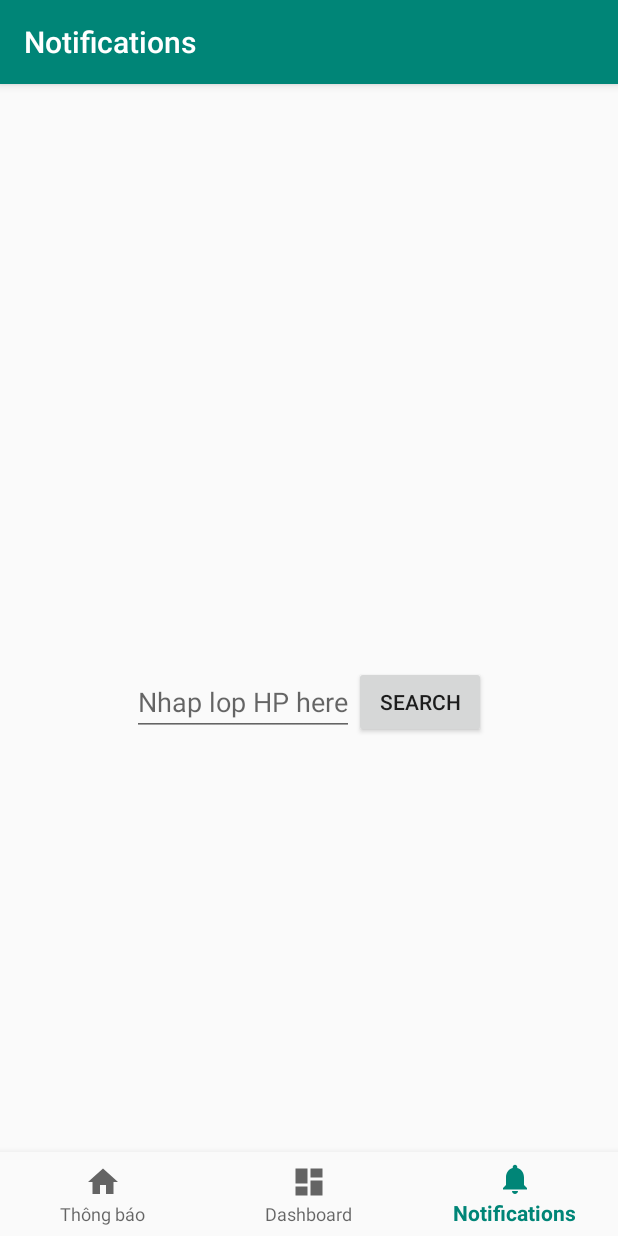
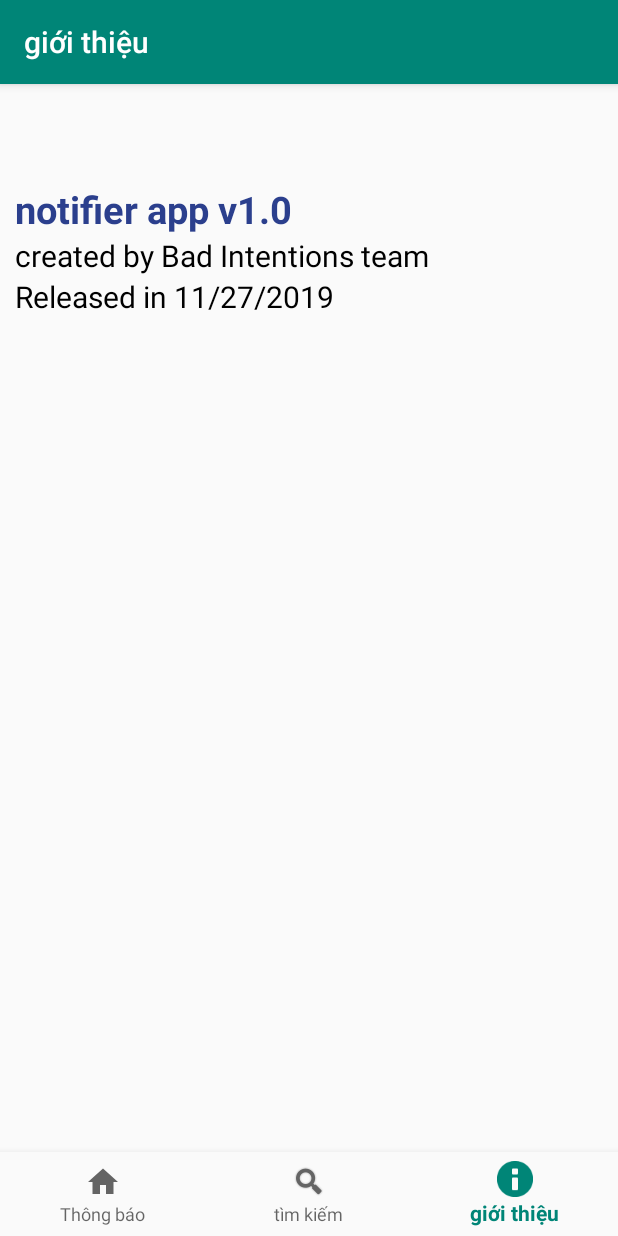
Before and after one commit to Bad-Intentions-team/DUTNotifier, an Android app: the AboutUsFragment screen opened through its navigation route, item 3 of the bottom bar chosen, on a phone screen of 412 x 824 dp. Run offline under Robolectric (Android 15) with nearby library versions, the phone set to English and light mode, and no system bars; our stand-ins replace navigation-ui.

Commit message:
chỉnh sửa giao diện và thêm vài chức năng

```diff
--- a/app/src/main/java/com/example/dutnotifier/ui/dashboard/DashboardFragment.java
+++ b/app/src/main/java/com/example/dutnotifier/ui/aboutUs/AboutUsFragment.java
@@ -1,26 +1,22 @@
-package com.example.dutnotifier.ui.dashboard;
+package com.example.dutnotifier.ui.aboutUs;
 
 import android.os.Bundle;
 import android.view.LayoutInflater;
 import android.view.View;
 import android.view.ViewGroup;
-import android.widget.TextView;
 
-import androidx.annotation.Nullable;
 import androidx.annotation.NonNull;
 import androidx.fragment.app.Fragment;
-import androidx.lifecycle.Observer;
-import androidx.lifecycle.ViewModelProviders;
 
 import com.example.dutnotifier.R;
 
-public class DashboardFragment extends Fragment {
+public class AboutUsFragment extends Fragment {
 
 
     public View onCreateView(@NonNull LayoutInflater inflater,
                              ViewGroup container, Bundle savedInstanceState) {
 
-        View root = inflater.inflate(R.layout.fragment_dashboard, container, false);
+        View root = inflater.inflate(R.layout.fragment_aboutus, container, false);
   //      final TextView textView = root.findViewById(R.id.text_dashboard);
         return root;
     }
--- a/app/src/main/java/com/example/dutnotifier/ui/notifications/NotificationsFragment.java
+++ b/app/src/main/java/com/example/dutnotifier/ui/search/SearchFragment.java
@@ -1,4 +1,4 @@
-package com.example.dutnotifier.ui.notifications;
+package com.example.dutnotifier.ui.search;
 
 import android.os.Bundle;
 import android.view.LayoutInflater;
@@ -6,25 +6,20 @@ import android.view.View;
 import android.view.ViewGroup;
 import android.widget.Button;
 import android.widget.EditText;
-import android.widget.TextView;
 
-import androidx.annotation.Nullable;
 import androidx.annotation.NonNull;
 import androidx.fragment.app.Fragment;
-import androidx.lifecycle.Observer;
-import androidx.lifecycle.ViewModelProviders;
 
 import com.example.dutnotifier.R;
 
-public class NotificationsFragment extends Fragment {
+public class SearchFragment extends Fragment {
     private EditText mEdtInput;
     private Button mBtnSearch;
 
 
     public View onCreateView(@NonNull LayoutInflater inflater,
                              ViewGroup container, Bundle savedInstanceState) {
-
-        View root = inflater.inflate(R.layout.fragment_notifications, container, false);
+        View root = inflater.inflate(R.layout.fragment_search, container, false);
         mEdtInput = (EditText) root.findViewById(R.id.edt_input);
         mBtnSearch = (Button) root.findViewById(R.id.btn_search);
         return root;
--- /dev/null
+++ b/app/src/main/res/layout/fragment_aboutus.xml
@@ -0,0 +1,32 @@
+<?xml version="1.0" encoding="utf-8"?>
+<LinearLayout
+    xmlns:android="http://schemas.android.com/apk/res/android"
+    xmlns:app="http://schemas.android.com/apk/res-auto"
+    android:orientation="vertical"
+    android:layout_width="match_parent"
+    android:layout_margin="10dp"
+    android:layout_height="match_parent">
+
+    <TextView
+        android:layout_width="wrap_content"
+        android:layout_height="wrap_content"
+        android:text="notifier app v1.0"
+        android:textColor="#2B3F8D"
+        android:textSize="25sp"
+        android:textStyle="bold">
+    </TextView>
+    <TextView
+        android:layout_width="wrap_content"
+        android:layout_height="wrap_content"
+        android:text="created by Bad Intentions team"
+        android:textColor="#000000"
+        android:textSize="20sp">
+    </TextView>
+    <TextView
+        android:layout_width="wrap_content"
+        android:layout_height="wrap_content"
+        android:text="Released in 11/27/2019"
+        android:textColor="#000000"
+        android:textSize="20sp">
+    </TextView>
+</LinearLayout>
--- a/app/src/main/res/layout/fragment_dashboard.xml
+++ /dev/null
@@ -1,11 +0,0 @@
-<?xml version="1.0" encoding="utf-8"?>
-<androidx.constraintlayout.widget.ConstraintLayout
-    xmlns:android="http://schemas.android.com/apk/res/android"
-    xmlns:app="http://schemas.android.com/apk/res-auto"
-    android:layout_width="match_parent"
-    android:layout_height="match_parent">
-    <androidx.recyclerview.widget.RecyclerView
-        android:layout_width="match_parent"
-        android:layout_height="match_parent"
-        android:id="@+id/recyler_category"/>
-</androidx.constraintlayout.widget.ConstraintLayout>
--- a/app/src/main/res/menu/bottom_nav_menu.xml
+++ b/app/src/main/res/menu/bottom_nav_menu.xml
@@ -5,15 +5,12 @@
         android:id="@+id/navigation_home"
         android:icon="@drawable/ic_home_black_24dp"
         android:title="@string/title_home" />
-
+    <item
+        android:id="@+id/navigation_notifications"
+        android:icon="@android:drawable/ic_search_category_default"
+        android:title="@string/title_notifications" />
     <item
         android:id="@+id/navigation_dashboard"
-        android:icon="@drawable/ic_dashboard_black_24dp"
+        android:icon="@android:drawable/ic_dialog_info"
         android:title="@string/title_dashboard" />
-
-    <item
-        android:id="@+id/navigation_notifications"
-        android:icon="@drawable/ic_notifications_black_24dp"
-        android:title="@string/title_notifications" />
-
 </menu>
--- a/app/src/main/res/navigation/mobile_navigation.xml
+++ b/app/src/main/res/navigation/mobile_navigation.xml
@@ -13,13 +13,13 @@
 
     <fragment
         android:id="@+id/navigation_dashboard"
-        android:name="com.example.dutnotifier.ui.dashboard.DashboardFragment"
+        android:name="com.example.dutnotifier.ui.aboutUs.AboutUsFragment"
         android:label="@string/title_dashboard"
-        tools:layout="@layout/fragment_dashboard" />
+        tools:layout="@layout/fragment_aboutus" />
 
     <fragment
         android:id="@+id/navigation_notifications"
-        android:name="com.example.dutnotifier.ui.notifications.NotificationsFragment"
+        android:name="com.example.dutnotifier.ui.search.SearchFragment"
         android:label="@string/title_notifications"
-        tools:layout="@layout/fragment_notifications" />
+        tools:layout="@layout/fragment_search" />
 </navigation>
--- a/app/src/main/res/values/strings.xml
+++ b/app/src/main/res/values/strings.xml
@@ -2,6 +2,6 @@
     <string name="app_name">DUTNotifier</string>
     <string name="title_activity_main">MainActivity</string>
     <string name="title_home">Thông báo</string>
-    <string name="title_dashboard">Dashboard</string>
-    <string name="title_notifications">Notifications</string>
+    <string name="title_dashboard">giới thiệu </string>
+    <string name="title_notifications">tìm kiếm</string>
 </resources>
```
Also changed, not shown: app/src/main/res/layout/fragment_search.xml (renamed from app/src/main/res/layout/fragment_notifications.xml).
